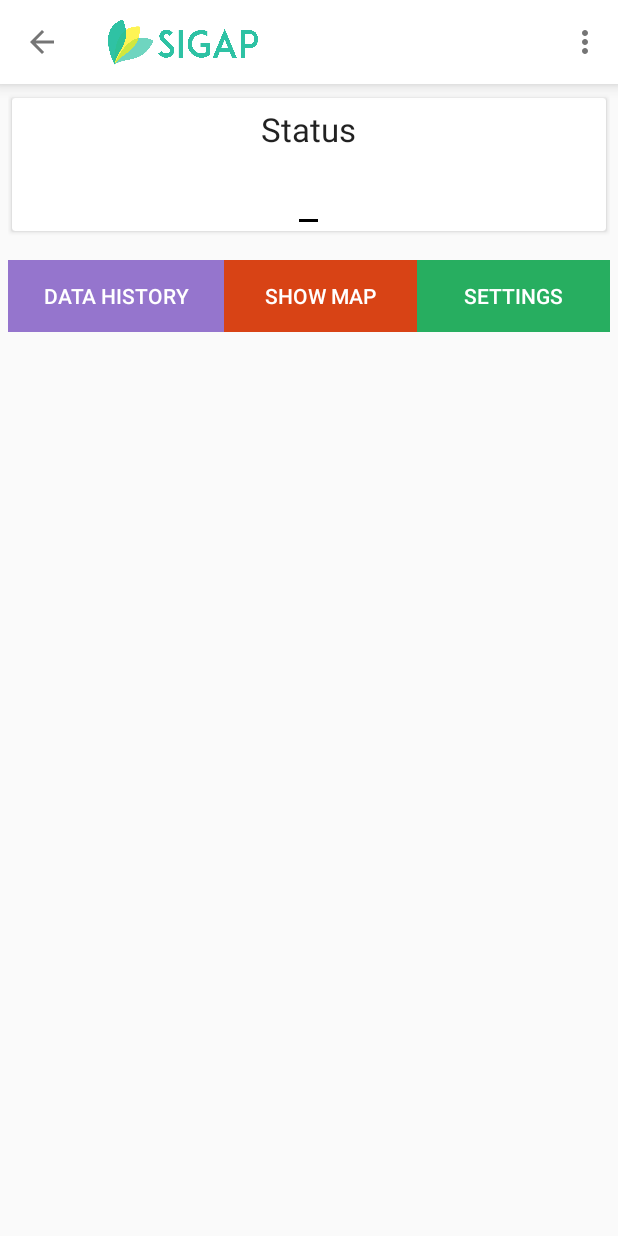
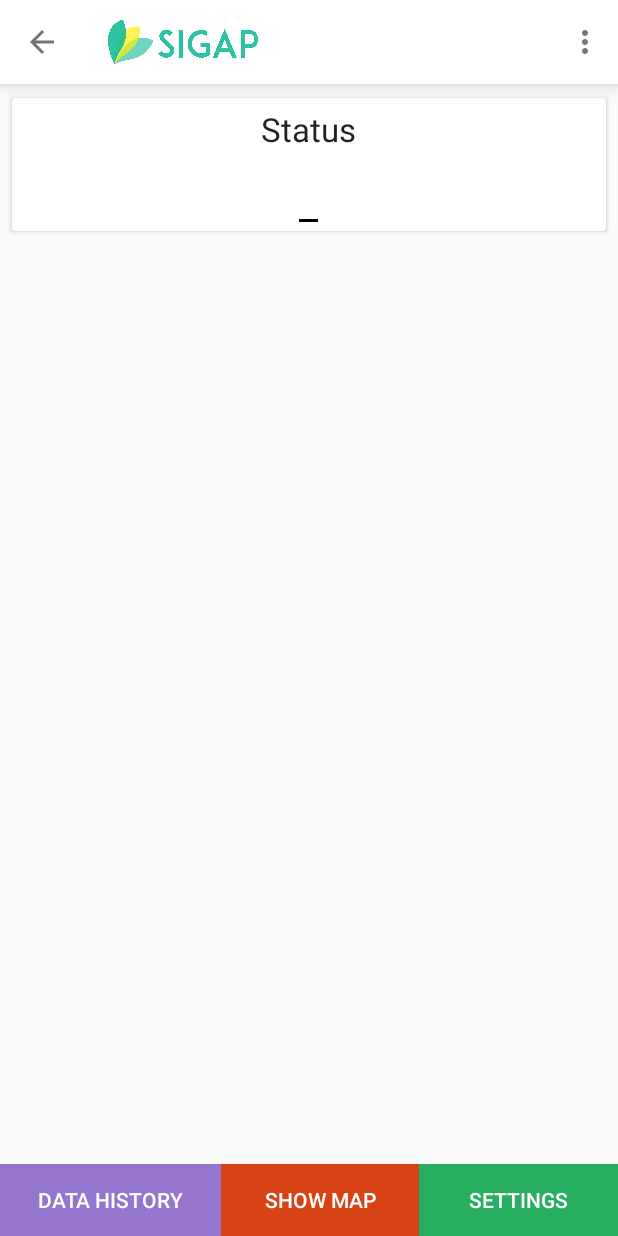
Before and after one commit to akhiyarwaladi/Skripsi-mobile, an Android app: the DetailActivity screen opened directly, with no data from a screen before it, on a phone screen of 412 x 824 dp. Run offline under Robolectric (Android 15) with nearby library versions, the phone set to English and light mode, and no system bars; our stand-ins replace ButterKnife, Firebase (no records; nobody signed in at launch, a user with empty details on screens opened directly), FlexboxLayout, Volley; network calls fail.

Commit message:
chart version update

```diff
--- a/app/build.gradle
+++ b/app/build.gradle
@@ -40,7 +40,7 @@ dependencies {
     compile 'com.android.support:cardview-v7:25.0.0'
     compile 'com.android.support:recyclerview-v7:25.0.0'
     compile 'com.android.volley:volley:1.0.0'
-    compile 'com.github.PhilJay:MPAndroidChart:v2.2.5'
+    compile 'com.github.PhilJay:MPAndroidChart:v3.0.2'
     compile 'com.android.support.constraint:constraint-layout:1.0.0-beta1'
     compile 'com.google.android.gms:play-services-maps:9.0.2'
     testCompile 'junit:junit:4.12'
--- a/app/src/main/res/layout/activity_detail.xml
+++ b/app/src/main/res/layout/activity_detail.xml
@@ -1,9 +1,9 @@
 <?xml version="1.0" encoding="utf-8"?>
-
-<RelativeLayout xmlns:android="http://schemas.android.com/apk/res/android"
+<LinearLayout xmlns:android="http://schemas.android.com/apk/res/android"
     xmlns:tools="http://schemas.android.com/tools"
     android:layout_width="match_parent"
     android:layout_height="match_parent"
+    android:orientation="vertical"
     xmlns:app="http://schemas.android.com/apk/res-auto"
     tools:context="com.example.aw.sigap.activity.DashboardActivity">
 
@@ -24,8 +24,9 @@
 
     <LinearLayout
         android:paddingBottom="10dp"
-        android:layout_width="match_parent"
-        android:layout_height="wrap_content"
+        android:layout_width="fill_parent"
+        android:layout_height="0dp"
+        android:layout_weight="1"
         android:layout_margin="5dp"
         android:orientation="vertical"
         android:layout_below="@+id/tool_bar">
@@ -87,11 +88,15 @@
 
                 </com.google.android.flexbox.FlexboxLayout>
 
+            </LinearLayout>
+        </ScrollView>
+    </LinearLayout>
+
     <LinearLayout
-                    android:layout_width="match_parent"
+        android:layout_width="fill_parent"
         android:layout_height="wrap_content"
         android:orientation="horizontal"
-                    android:paddingTop="15dp">
+        android:weightSum="3">
 
         <Button
             android:layout_width="wrap_content"
@@ -120,10 +125,5 @@
             android:textColor="#FFFFFF"
             android:layout_weight="1" />
     </LinearLayout>
-            </LinearLayout>
-        </ScrollView>
-
 
 </LinearLayout>
-
-</RelativeLayout>
```
Also changed, not shown: app/src/main/java/com/example/aw/sigap/fragment/DurtimeFragment.java (+7 -9 lines), app/src/main/java/com/example/aw/sigap/fragment/HpcFragment.java (+8 -10 lines), app/src/main/java/com/example/aw/sigap/fragment/UkFragment.java (+10 -9 lines), app/src/main/res/layout/fragment_durtime.xml (+13 -5 lines), app/src/main/res/layout/fragment_hpc.xml (+13 -4 lines), app/src/main/res/layout/fragment_uk.xml (+13 -5 lines). Lines whose indentation alone changed are shown as unchanged.
